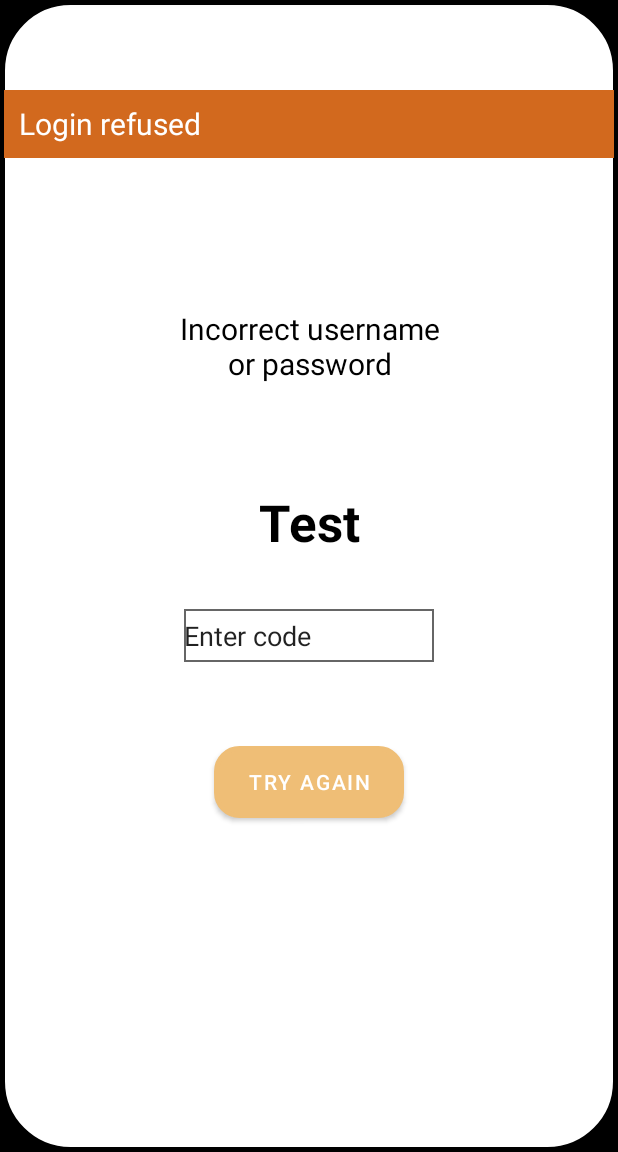
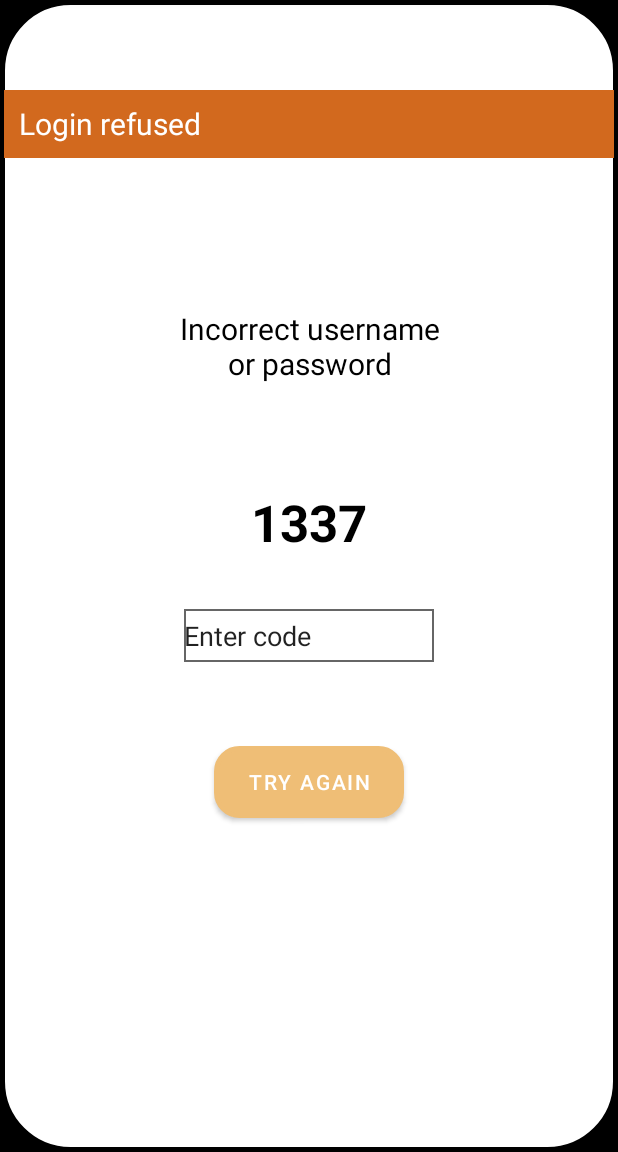
Before and after one commit to rukavichka/SP22_Gruppe_Assmann_Kizik_Mandt_Yazici, an Android app: the RefusedLoginActivity screen opened directly, with no data from a screen before it, on a phone screen of 412 x 824 dp, the part 84-1236 px from its top. Run offline under Robolectric (Android 15) with nearby library versions, the phone set to English and light mode, and no system bars.

Commit message:
Database implemented RefusedLogin implemented

```diff
--- a/app/src/main/java/com/example/myapplication/RefusedLoginActivity.java
+++ b/app/src/main/java/com/example/myapplication/RefusedLoginActivity.java
@@ -2,13 +2,44 @@ package com.example.myapplication;
 
 import androidx.appcompat.app.AppCompatActivity;
 
+import android.content.Intent;
 import android.os.Bundle;
+import android.view.View;
+import android.widget.Button;
+import android.widget.EditText;
+import android.widget.TextView;
 
 public class RefusedLoginActivity extends AppCompatActivity {
+
+    private Button buttonRefusedLogin;
+    private EditText textFieldRefusedLogin;
+    private TextView textViewRefusedLoginCode;
 
     @Override
     protected void onCreate(Bundle savedInstanceState) {
         super.onCreate(savedInstanceState);
         setContentView(R.layout.activity_refused_login);
+
+        buttonRefusedLogin = findViewById(R.id.buttonRefusedLogin);
+        textFieldRefusedLogin = findViewById(R.id.textFieldRefusedLogin);
+        textViewRefusedLoginCode = findViewById(R.id.textViewRefusedLoginCode);
+
+        String code = "1337";
+        textViewRefusedLoginCode.setText(code);
+
+        buttonRefusedLogin.setOnClickListener(new View.OnClickListener() {
+                                                  @Override
+                                                  public void onClick(View view) {
+                                                      if(textFieldRefusedLogin.getText().toString().equals(code)){
+                                                          openActivityLogin();
+                                                      }
+                                                  }
+                                              }
+        );
+    }
+
+    private void openActivityLogin() {
+        Intent intent = new Intent(this, MainActivity.class); //Tenho que mudar ainda
+        startActivity(intent);
     }
 }
```
